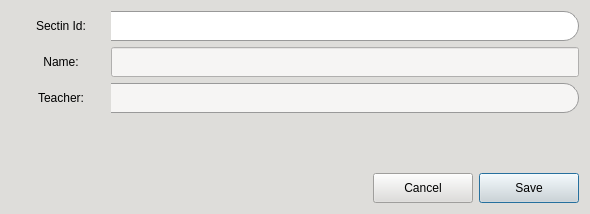
Before: the Qt Designer form CAI_PyQt/CAI_Admin/UI/FormSectionEditor.ui in CPG19040/CPG19040, drawn with Qt 5.
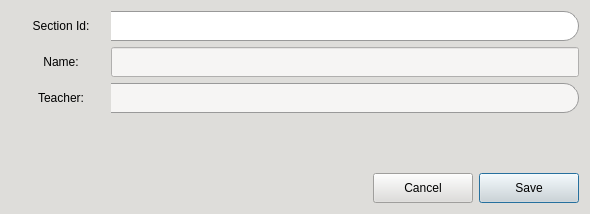
After: the same form once the commit is applied. Icons and pictures are not drawn.

```diff
--- a/CAI_PyQt/CAI_Admin/UI/FormSectionEditor.ui
+++ b/CAI_PyQt/CAI_Admin/UI/FormSectionEditor.ui
@@ -216,7 +216,7 @@
          </size>
         </property>
         <property name="text">
-         <string>Sectin Id:</string>
+         <string>Section Id:</string>
         </property>
         <property name="alignment">
          <set>Qt::AlignCenter</set>
```
